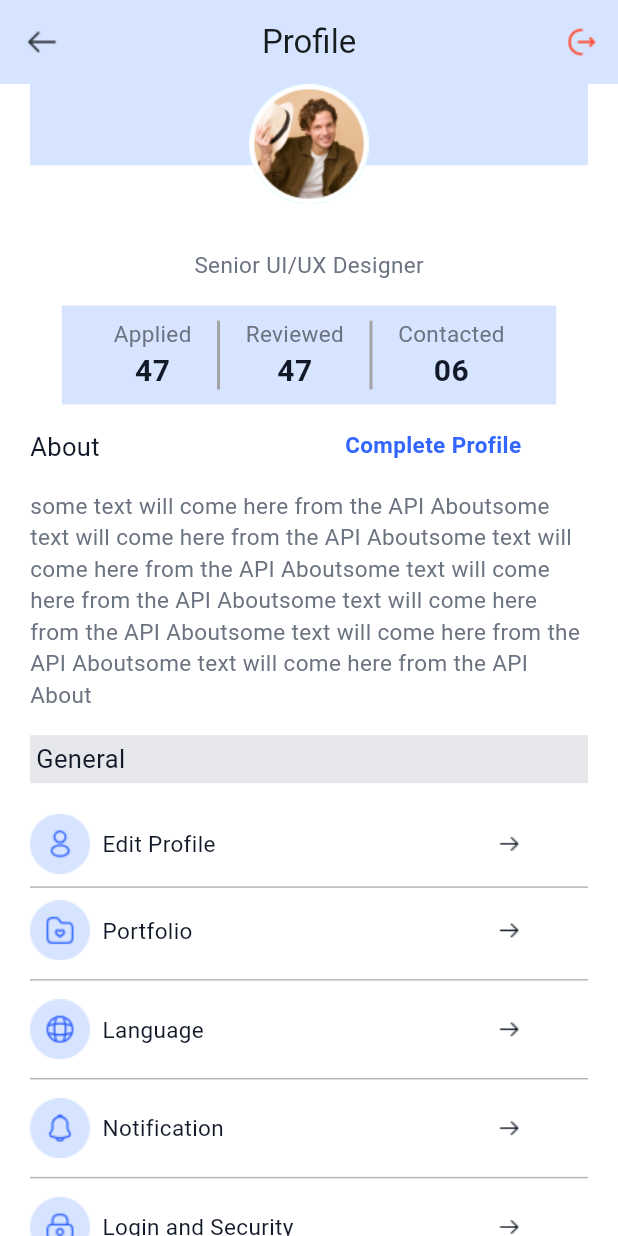
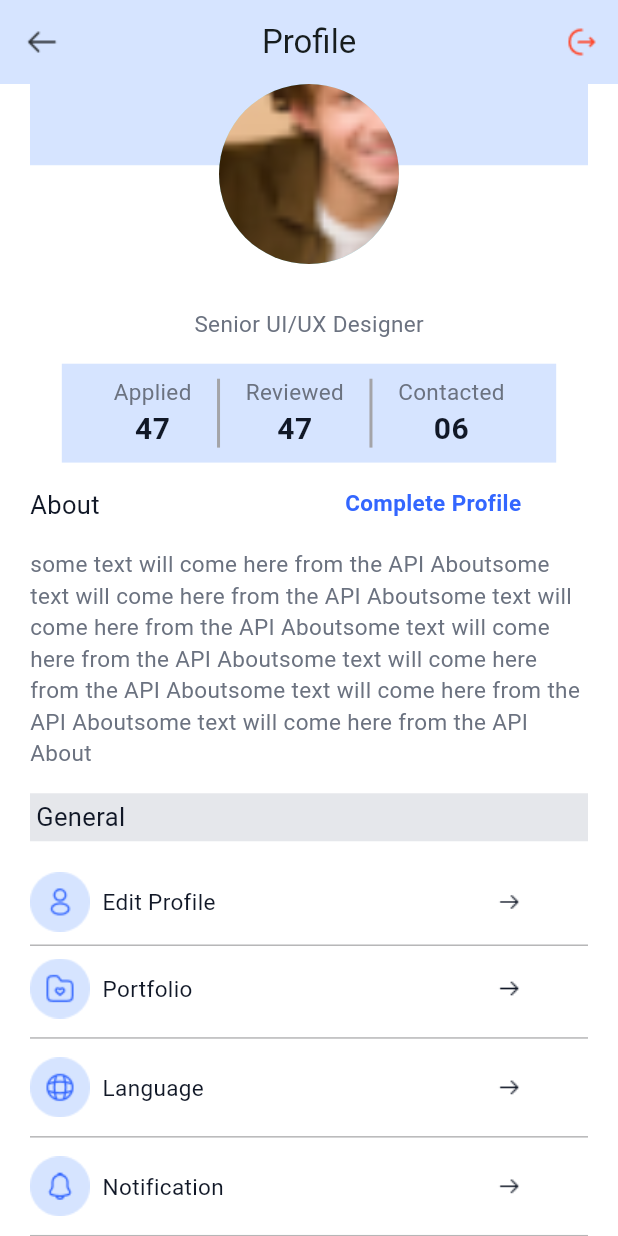
Before and after one commit to mzekrie/JobFinder, a Flutter app: the ProfileScreen screen opened by its route, on a phone screen of 412 x 824 dp. Run offline on Flutter 3.47's test engine with Material 3 defaults, Android fonts, the phone set to English and light mode, and no system bars; our stand-ins replace bloc, chat_bubbles, country_code_picker, dio, easy_localization, file_picker and 8 more; accounts and stored records are empty.

Commit message:
display profile image after changing it

```diff
--- a/lib/view/pages/profile_screen.dart
+++ b/lib/view/pages/profile_screen.dart
@@ -1,7 +1,10 @@
+import 'dart:io';
+
 import 'package:flutter/material.dart';
 import 'package:gp_amit60_mary_zekrie/model/shared/cache_helper.dart';
 import 'package:gp_amit60_mary_zekrie/model/shared/enum.dart';
 import '../../model/shared/colors_theme.dart';
+import '../../model/shared/constant_attribute.dart';
 import '../../router/router.dart';
 import '../widget/default_text_field.dart';
 
@@ -66,11 +69,17 @@ class _ProfileScreenState extends State<ProfileScreen> {
                       "assets/images/profile_bluw.png",
                     ),
                     Center(
-                      child: CircleAvatar(
-                        minRadius:20,
-                          child: Image.asset("assets/images/Profile.png", width: 80,height: 80,),
+                      child:  CircleAvatar(
+                        minRadius: 60,
+                        backgroundImage: userImage == null? const AssetImage(
+                            "assets/images/Profile.png",) : FileImage (File(userImage!.path)),
+                      ),
 
-                      ),
+                      // child: CircleAvatar(
+                      //   minRadius:20,
+                      //     child: Image.asset("assets/images/Profile.png", width: 80,height: 80,),
+                      //
+                      // ),
                     ),
                   ],
                 ),
```
